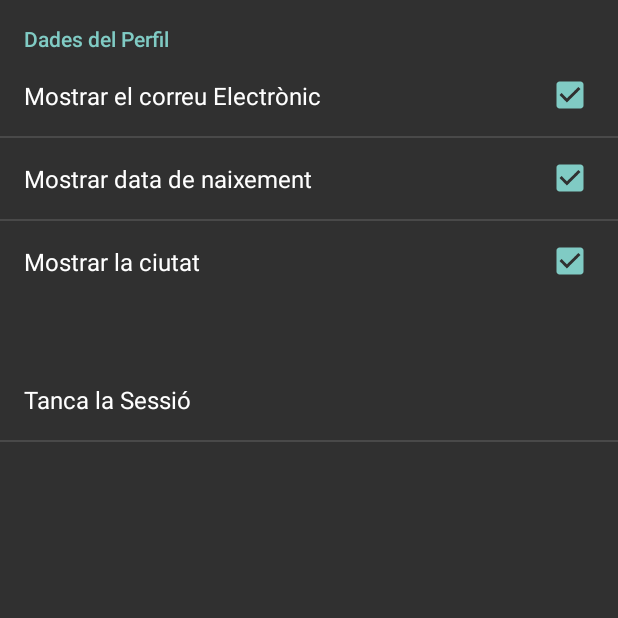
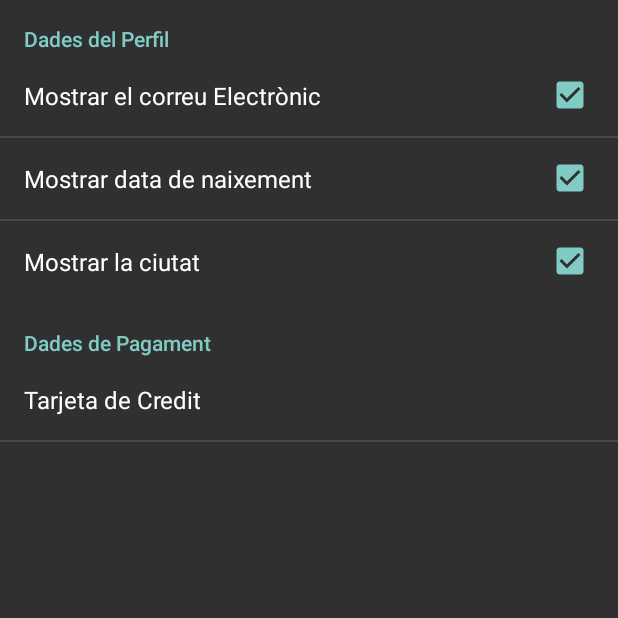
Before and after one commit to JoaanSala/WhatToDo, an Android app: the fragment PreferencesFragment shown on its own in the app's theme, on a phone screen of 412 x 824 dp, the top half of it. Run offline under Robolectric (Android 15) with nearby library versions, the phone set to English and light mode, and no system bars; our stand-ins replace Firebase (no records; nobody signed in at launch, a user with empty details on screens opened directly); Roboto replaces fonts that are not available here.

Commit message:
Credit Card and fixing login button

```diff
--- a/app/build.gradle
+++ b/app/build.gradle
@@ -53,4 +53,6 @@ dependencies {
     implementation 'com.firebaseui:firebase-ui-firestore:5.0.0'
     implementation 'com.firebaseui:firebase-ui-storage:4.3.1'
     implementation 'com.google.firebase:firebase-messaging:20.0.0'
+
+    implementation 'com.braintreepayments:card-form:5.0.0'
 }
--- a/app/src/main/java/com/example/whattodo/preferences/PreferencesFragment.java
+++ b/app/src/main/java/com/example/whattodo/preferences/PreferencesFragment.java
@@ -7,6 +7,11 @@ import android.preference.Preference;
 import android.preference.PreferenceFragment;
 import android.util.Log;
 
+import androidx.fragment.app.Fragment;
+
+import com.example.whattodo.ActivityCreditCard;
+import com.example.whattodo.CreditCardFragment;
+import com.example.whattodo.EventFragment;
 import com.example.whattodo.LoadingFragment;
 import com.example.whattodo.MainActivity;
 import com.example.whattodo.R;
@@ -14,20 +19,31 @@ import com.google.firebase.auth.FirebaseAuth;
 
 public class PreferencesFragment extends PreferenceFragment {
 
+    FirebaseAuth mAuth;
+
     @Override
     public void onCreate(Bundle savedInstanceState){
         super.onCreate(savedInstanceState);
         addPreferencesFromResource(R.xml.preferences);
 
-        Preference myPref = (Preference) findPreference("disableSession");
-        myPref.setOnPreferenceClickListener(new Preference.OnPreferenceClickListener() {
+        /*
+        Preference prefsSession = (Preference) findPreference("disableSession");
+        prefsSession.setOnPreferenceClickListener(new Preference.OnPreferenceClickListener() {
             public boolean onPreferenceClick(Preference preference) {
-                MainActivity main = new MainActivity();
-                main.getSupportFragmentManager().beginTransaction().replace(R.id.fragment_main, new LoadingFragment()).commit();
-                FirebaseAuth.getInstance().signOut();
+                mAuth = FirebaseAuth.getInstance();
+                mAuth.signOut();
                 getActivity().finish();
                 return true;
             }
         });
+
+        Preference prefsCreditCard = (Preference) findPreference("creditcard");
+        prefsCreditCard.setOnPreferenceClickListener(new Preference.OnPreferenceClickListener() {
+            public boolean onPreferenceClick(Preference preference) {
+                startActivity(new Intent(getActivity(), ActivityCreditCard.class));
+                return true;
+            }
+        });
+        */
     }
 }
--- a/app/src/main/res/values/strings.xml
+++ b/app/src/main/res/values/strings.xml
@@ -14,4 +14,6 @@
 
     <string name="latitude_label">Latitude</string>
     <string name="longitude_label">Longitude</string>
+
+    <string name="tancar_sessio"><u>TANCA LA SESSIÓ</u></string>
 </resources>
--- a/app/src/main/res/xml/preferences.xml
+++ b/app/src/main/res/xml/preferences.xml
@@ -17,12 +17,16 @@
             android:title="Mostrar la ciutat"
             android:defaultValue="true"
             android:checked="true"/>
-
-    </PreferenceCategory>
-    <PreferenceCategory android:title="">
-        <Preference android:key="disableSession"
-            android:title="Tanca la Sessió"
-            android:enabled="true"/>
     </PreferenceCategory>
 
+    <PreferenceCategory android:title="Dades de Pagament">
+        <Preference android:key="creditcard"
+            android:title="Tarjeta de Credit">
+            <intent android:action="android.intent.action.VIEW"
+                android:targetPackage="com.example.whattodo"
+                android:targetClass="com.example.whattodo.ActivityCreditCard"/>
+        </Preference>
+    </PreferenceCategory>
+
+
 </PreferenceScreen>
```
Also changed, not shown: app/src/main/AndroidManifest.xml (+4 -4 lines), app/src/main/java/com/example/whattodo/ProfileFragment.java (+32 -3 lines), app/src/main/res/layout/fragment_login.xml (+40 -5 lines), app/src/main/res/layout/fragment_profile.xml (+22 -3 lines), build.gradle (line endings or trailing spaces).
